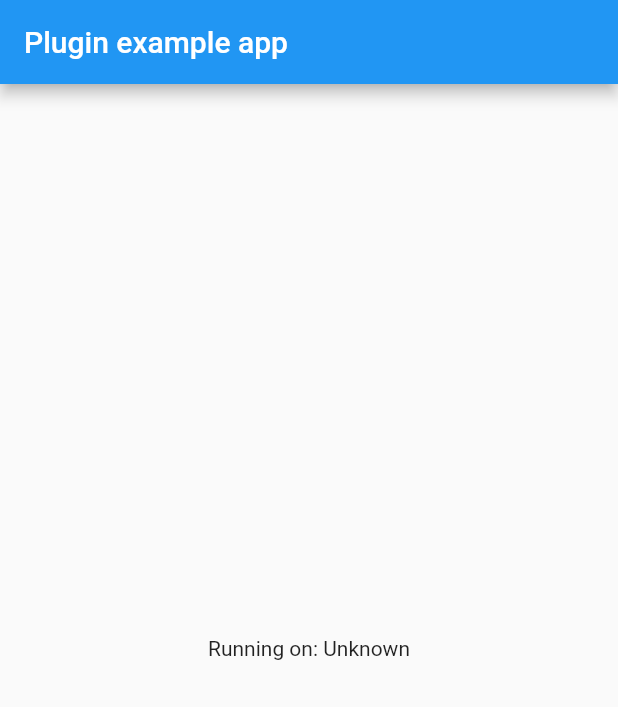
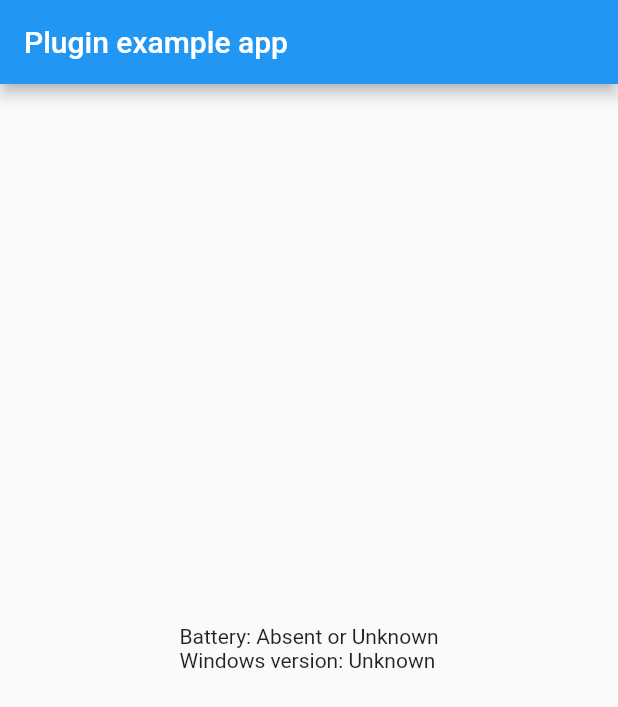
Before and after one commit to Balrog16/windows_ex_1, a Flutter app: the screen it shows after launch, on a phone screen of 412 x 824 dp. Shown: the top 707 px of the screen. Run offline on Flutter 3.47's test engine with Material 2 defaults, Android fonts, the phone set to English and light mode, and no system bars.

Commit message:
look up Battery status

```diff
--- a/example/lib/main.dart
+++ b/example/lib/main.dart
@@ -15,11 +15,13 @@ class MyApp extends StatefulWidget {
 
 class _MyAppState extends State<MyApp> {
   String _platformVersion = 'Unknown';
+  String _batteryStatus = 'Absent or Unknown';
 
   @override
   void initState() {
     super.initState();
     initPlatformState();
+    initBatteryStatState();
   }
 
   // Platform messages are asynchronous, so we initialize in an async method.
@@ -42,6 +44,27 @@ class _MyAppState extends State<MyApp> {
     });
   }
 
+  // Platform messages are asynchronous, so we initialize in an async method.
+  Future<void> initBatteryStatState() async {
+    String batteryStatus;
+    print('Battery status');
+    // Platform messages may fail, so we use a try/catch PlatformException.
+    try {
+      batteryStatus = await WindowsEx_1.batteryStatus;
+    } on PlatformException {
+      batteryStatus = 'Failed to get battery status.';
+    }
+
+    // If the widget was removed from the tree while the asynchronous platform
+    // message was in flight, we want to discard the reply rather than calling
+    // setState to update our non-existent appearance.
+    if (!mounted) return;
+
+    setState(() {
+      _batteryStatus = batteryStatus;
+    });
+  }
+
   @override
   Widget build(BuildContext context) {
     return MaterialApp(
@@ -50,8 +73,8 @@ class _MyAppState extends State<MyApp> {
           title: const Text('Plugin example app'),
         ),
         body: Center(
-          child: Text('Running on: $_platformVersion\n'),
-        ),
+            child: Text('Battery: $_batteryStatus\n'
+                'Windows version: $_platformVersion\n')),
       ),
     );
   }
```
